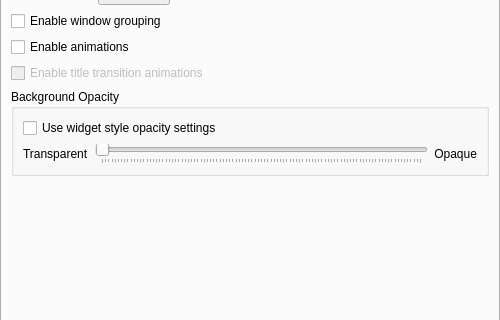
First picture: the form in oxygen-transparent/decoration/config/ui/oxygenconfigurationui.ui, repository mathieujobin/kde-playground-artwork, before the edit; both pictures show x 0 to 500 and y 108 to 428 of the 500 by 623 pixel window.
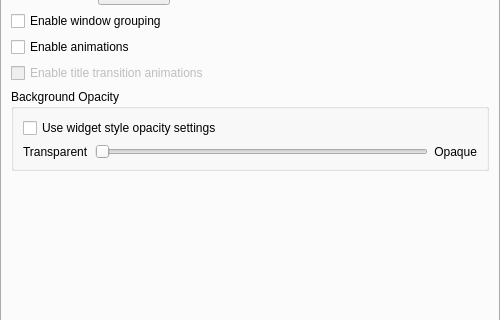
Second picture: the form after the edit. Custom widgets are drawn as their Qt base class.

Commit message: removed ticks for slider, for consistency with other sliders in kde.

```diff
--- a/oxygen-transparent/decoration/config/ui/oxygenconfigurationui.ui
+++ b/oxygen-transparent/decoration/config/ui/oxygenconfigurationui.ui
@@ -161,7 +161,7 @@
                 <enum>Qt::Horizontal</enum>
                </property>
                <property name="tickPosition">
-                <enum>QSlider::TicksBelow</enum>
+                <enum>QSlider::NoTicks</enum>
                </property>
               </widget>
              </item>
```
